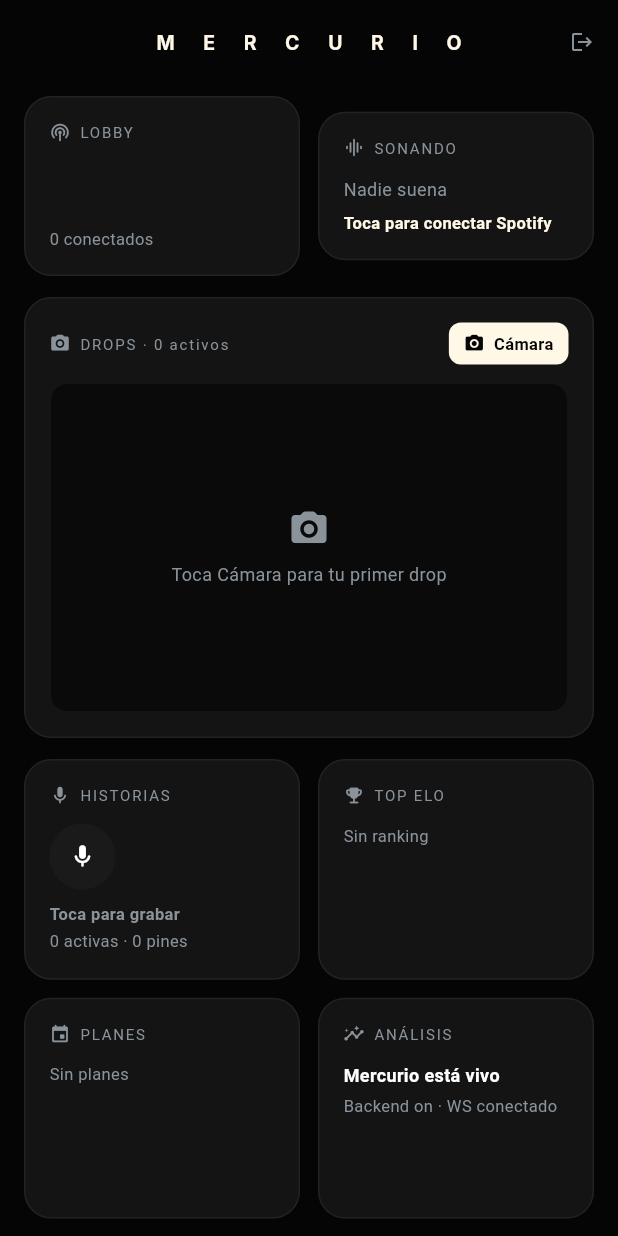
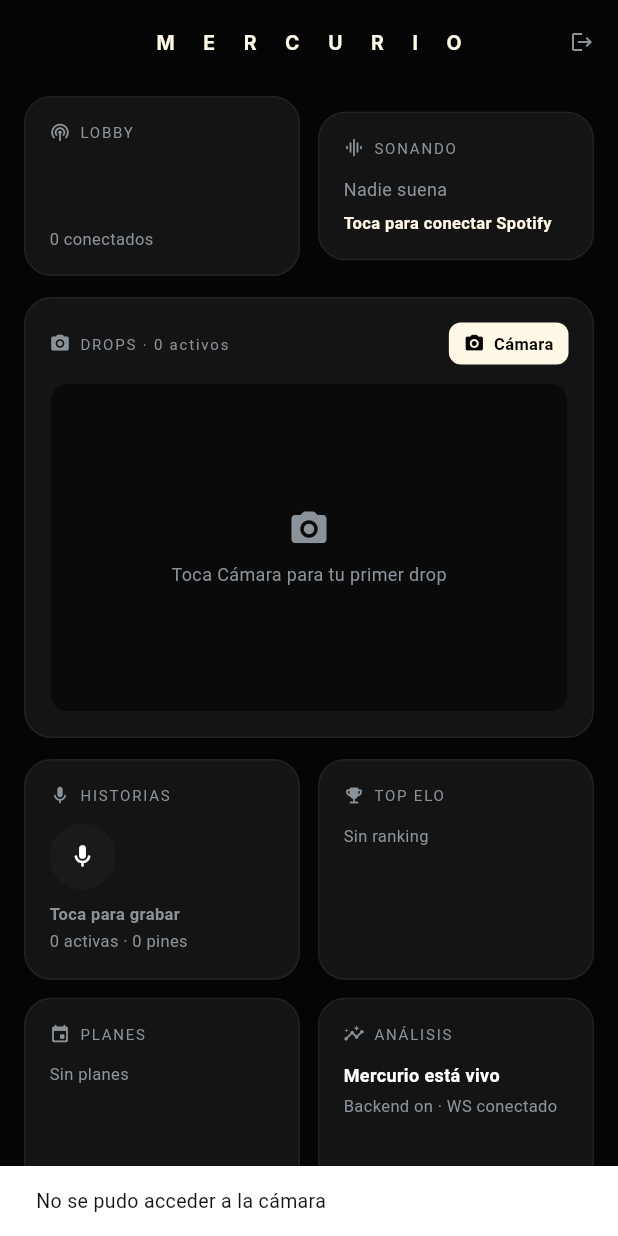
Before and after one commit to Polarbebe889/mercurio, a Flutter app: the DashboardPremium screen opened directly, after a tap on "Cámara", on a phone screen of 412 x 824 dp. Run offline on Flutter 3.47's test engine with Material 3 defaults, Android fonts, the phone set to English and light mode, and no system bars; our stand-ins replace audioplayers, firebase_core, firebase_messaging, flutter_local_notifications, image_picker, permission_handler and 2 more; missing offline and left inert: record; accounts and stored records are empty; Roboto replaces fonts that are missing (Inter).

Commit message:
fix: PWA iOS camara/mic (island) — gallery fallback + wav->aacLc/opus + universal_io + _snack fix

```diff
--- a/app/lib/screens/dashboard_premium.dart
+++ b/app/lib/screens/dashboard_premium.dart
@@ -158,7 +158,7 @@ class _DashboardPremiumState extends State<DashboardPremium> {
         return;
       }
     }
-    // En PWA web, ImageSource.camera a veces falla en iOS si no es https o no es PWA instalada; usa gallery como fallback
+    // En PWA web, ImageSource.camera a veces falla en iOS si no es HTTPS o no es PWA instalada; usa gallery como fallback
     XFile? x;
     try {
       x = await _picker.pickImage(source: ImageSource.camera, imageQuality: 85);
@@ -166,8 +166,17 @@ class _DashboardPremiumState extends State<DashboardPremium> {
       debugPrint('[Foto] camera failed, trying gallery: $e');
     }
     if (x == null && kIsWeb) {
-      // Fallback a galería en web si cámara falla
+      // Fallback a galería en web si cámara falla (iOS PWA camera a veces abre pero no devuelve)
       try { x = await _picker.pickImage(source: ImageSource.gallery, imageQuality: 85); } catch (_) {}
+    }
+    if (x == null) {
+      // Intento extra: en PWA web, si camera falla y no hay gallery, mostramos mensaje claro
+      if (kIsWeb) {
+        ScaffoldMessenger.of(context).showSnackBar(const SnackBar(content: Text('No se pudo acceder a la cámara en PWA — usa la galería o la app nativa')));
+      } else {
+        ScaffoldMessenger.of(context).showSnackBar(const SnackBar(content: Text('No se pudo acceder a la cámara')));
+      }
+      return;
     }
     if (x == null) return;
     try {
```
